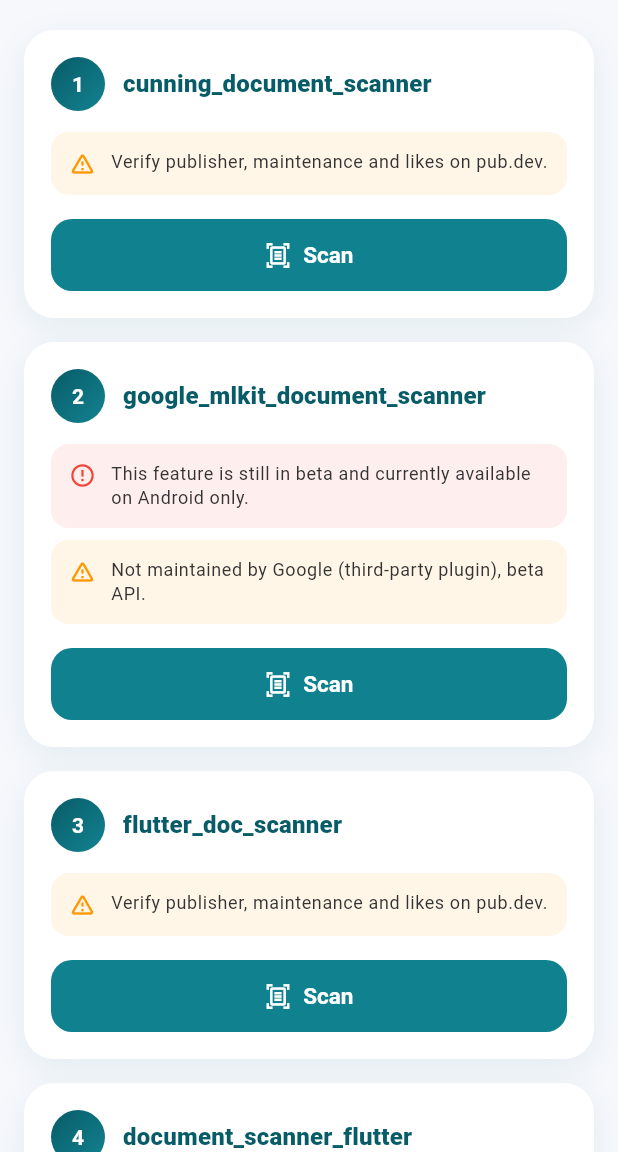
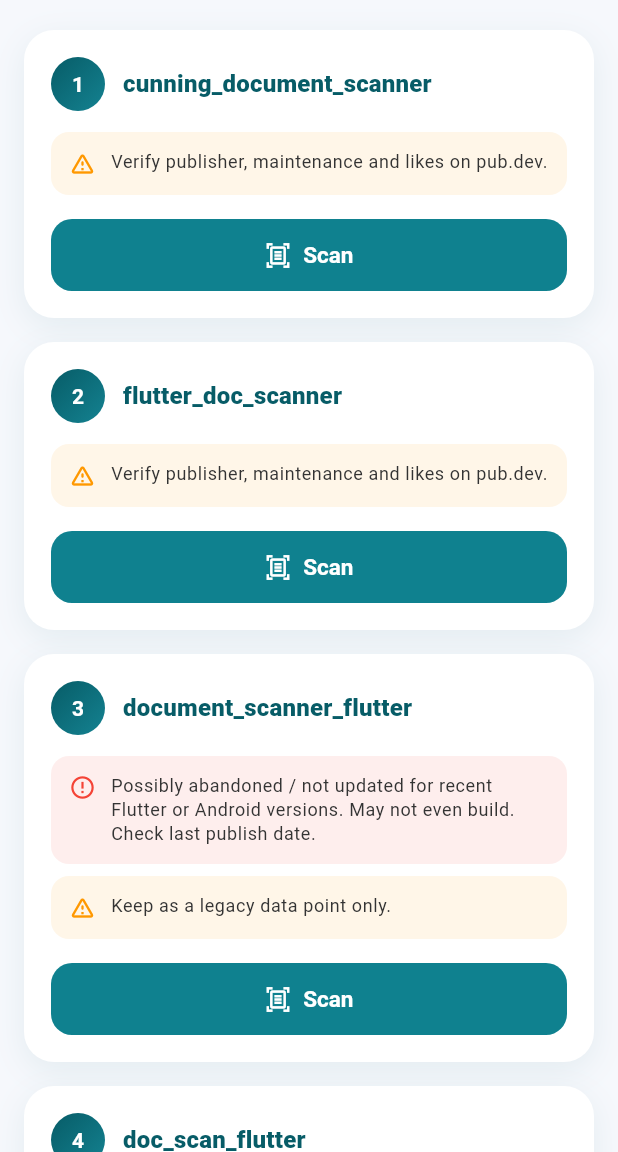
Before and after one commit to inesachour/scanner_benchmark, a Flutter app: the screen it shows after launch, on a phone screen of 412 x 824 dp, the part 84-1236 px from its top. Run offline on Flutter 3.47's test engine with Material 3 defaults, Android fonts, the phone set to English and light mode, and no system bars; missing offline and left inert: cunning_document_scanner, flutter_pdfview.

Commit message:
remove flutter ml kit

```diff
--- a/lib/scanner_package.dart
+++ b/lib/scanner_package.dart
@@ -60,24 +60,6 @@ const scannerPackages = <ScannerPackage>[
       ),
     ],
     onScan: scanWithCunning,
-  ),
-  ScannerPackage(
-    name: 'google_mlkit_document_scanner',
-    pubUrl: 'https://pub.dev/packages/google_mlkit_document_scanner',
-    engine: 'Google ML Kit Document Scanner (Play services)',
-    platforms: 'Android only (pub.dev tags iOS too)',
-    stats: 'v0.7.2 · 160 pts · 73 likes · 29.7k downloads · verified publisher',
-    notes: [
-      PackageNote(
-        NoteLevel.danger,
-        'This feature is still in beta and currently available on '
-        'Android only.',
-      ),
-      PackageNote(
-        NoteLevel.warning,
-        'Not maintained by Google (third-party plugin), beta API.',
-      ),
-    ],
   ),
   ScannerPackage(
     name: 'flutter_doc_scanner',
```
Also changed, not shown: 1 other file.
